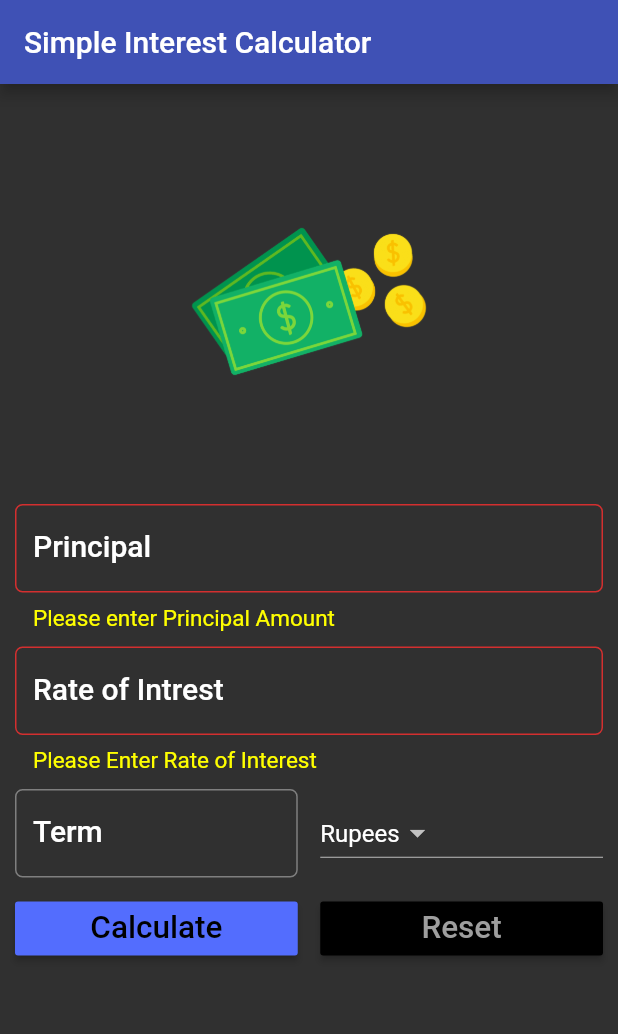
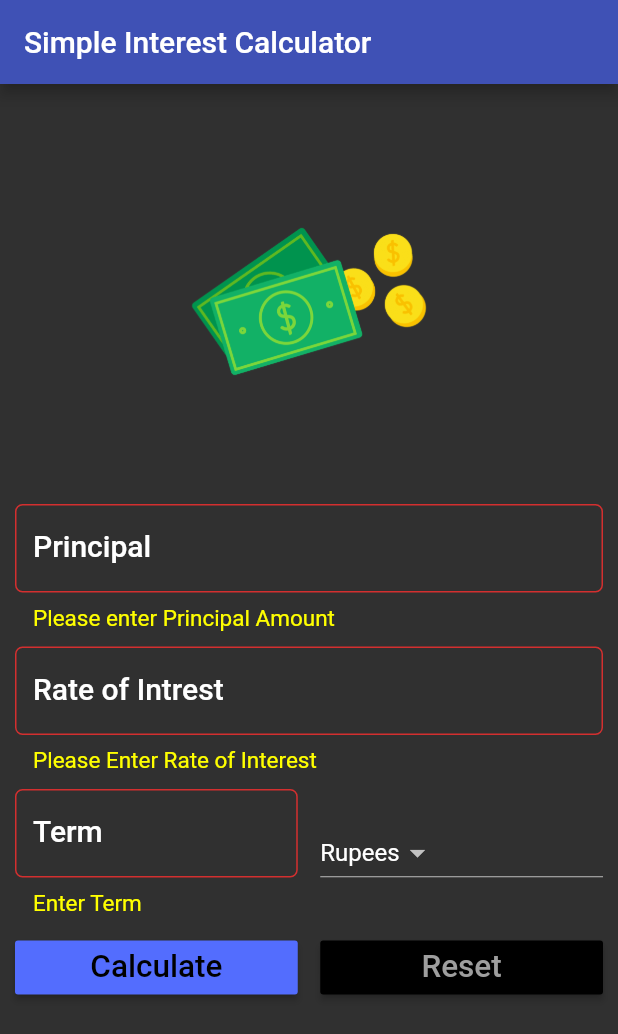
Before and after one commit to ritheshjarvis/flutter_SI_calculator, a Flutter app: the screen it shows after launch, after a tap on "Calculate", on a phone screen of 412 x 824 dp. Shown: the top 1034 px of the screen. Run offline on Flutter 3.47's test engine with Material 2 defaults, Android fonts, the phone set to English and light mode, and no system bars.

Commit message:
Fix of Term field validation bugs

```diff
--- a/lib/main.dart
+++ b/lib/main.dart
@@ -1,4 +1,5 @@
 import 'package:flutter/material.dart';
+import 'package:flutter/services.dart';
 
 void main() {
   runApp(
@@ -98,25 +99,25 @@ class _SIFormState extends State<SIForm> {
                                 validator: (String value) {
                                   if (value.isEmpty) {
                                     return "Enter Term";
-                            }
-                            else if(value == "0"){
-                              return "Minimum term is 1";
-                            }
-                            else if(value.){
-                              return "Minimum term is 1";
+                                  } else if (double.parse(value) < 1.0) {
+                                    return "Minimum term is 1 year";
                                   }
                                 },
                                 controller: timeController,
                                 decoration: InputDecoration(
                                     errorStyle: TextStyle(
-                                  fontSize: 15.0, color: Colors.yellowAccent),
+                                        fontSize: 15.0,
+                                        color: Colors.yellowAccent),
                                     labelText: "Term",
                                     hintText: "Enter time",
                                     labelStyle: textStyle,
                                     border: OutlineInputBorder(
-                                  borderRadius: BorderRadius.circular(5.0))),
+                                        borderRadius:
+                                            BorderRadius.circular(5.0))),
                                 keyboardType: TextInputType.number,
-                        )),
+                                inputFormatters: <TextInputFormatter>[
+                              WhitelistingTextInputFormatter.digitsOnly
+                            ])),
                         Container(
                           width: _minimumPadding * 3.0,
                         ),
```
Lines whose indentation alone changed are shown as unchanged.
